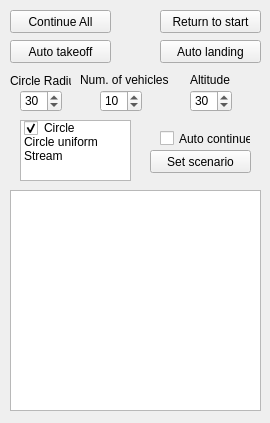
The window that src/ui/mission/QGCSwarmControl.ui (matthiasnattke/qgroundcontrol) describes before a commit, drawn with Qt 5.
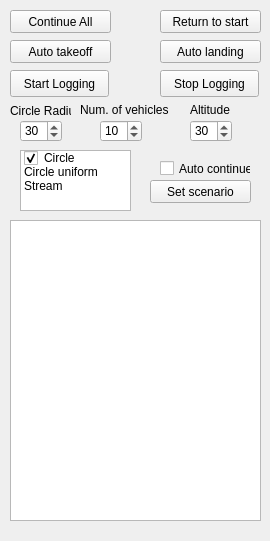
The same window after the commit.

Commit message: Start/Stop data logging

Patch:
```diff
--- a/src/ui/mission/QGCSwarmControl.ui
+++ b/src/ui/mission/QGCSwarmControl.ui
@@ -7,7 +7,7 @@
     <x>0</x>
     <y>0</y>
     <width>270</width>
-    <height>423</height>
+    <height>541</height>
    </rect>
   </property>
   <property name="windowTitle">
@@ -43,9 +43,9 @@
    <property name="geometry">
     <rect>
      <x>10</x>
-     <y>190</y>
+     <y>220</y>
      <width>251</width>
-     <height>221</height>
+     <height>301</height>
     </rect>
    </property>
   </widget>
@@ -53,7 +53,7 @@
    <property name="geometry">
     <rect>
      <x>150</x>
-     <y>150</y>
+     <y>180</y>
      <width>101</width>
      <height>23</height>
     </rect>
@@ -66,7 +66,7 @@
    <property name="geometry">
     <rect>
      <x>20</x>
-     <y>90</y>
+     <y>120</y>
      <width>42</width>
      <height>22</height>
     </rect>
@@ -85,7 +85,7 @@
    <property name="geometry">
     <rect>
      <x>100</x>
-     <y>90</y>
+     <y>120</y>
      <width>42</width>
      <height>22</height>
     </rect>
@@ -98,7 +98,7 @@
    <property name="geometry">
     <rect>
      <x>80</x>
-     <y>70</y>
+     <y>100</y>
      <width>91</width>
      <height>20</height>
     </rect>
@@ -111,7 +111,7 @@
    <property name="geometry">
     <rect>
      <x>10</x>
-     <y>70</y>
+     <y>100</y>
      <width>61</width>
      <height>21</height>
     </rect>
@@ -137,7 +137,7 @@
    <property name="geometry">
     <rect>
      <x>20</x>
-     <y>120</y>
+     <y>150</y>
      <width>111</width>
      <height>61</height>
     </rect>
@@ -184,7 +184,7 @@
    <property name="geometry">
     <rect>
      <x>190</x>
-     <y>90</y>
+     <y>120</y>
      <width>42</width>
      <height>22</height>
     </rect>
@@ -197,7 +197,7 @@
    <property name="geometry">
     <rect>
      <x>190</x>
-     <y>70</y>
+     <y>100</y>
      <width>41</width>
      <height>20</height>
     </rect>
@@ -210,7 +210,7 @@
    <property name="geometry">
     <rect>
      <x>160</x>
-     <y>130</y>
+     <y>160</y>
      <width>91</width>
      <height>17</height>
     </rect>
@@ -219,6 +219,32 @@
     <string>Auto continue</string>
    </property>
   </widget>
+  <widget class="QPushButton" name="startLogging">
+   <property name="geometry">
+    <rect>
+     <x>10</x>
+     <y>70</y>
+     <width>99</width>
+     <height>27</height>
+    </rect>
+   </property>
+   <property name="text">
+    <string>Start Logging</string>
+   </property>
+  </widget>
+  <widget class="QPushButton" name="stopLogging">
+   <property name="geometry">
+    <rect>
+     <x>160</x>
+     <y>70</y>
+     <width>99</width>
+     <height>27</height>
+    </rect>
+   </property>
+   <property name="text">
+    <string>Stop Logging</string>
+   </property>
+  </widget>
  </widget>
  <resources/>
  <connections/>
```
The commit also changes 2 other files.
